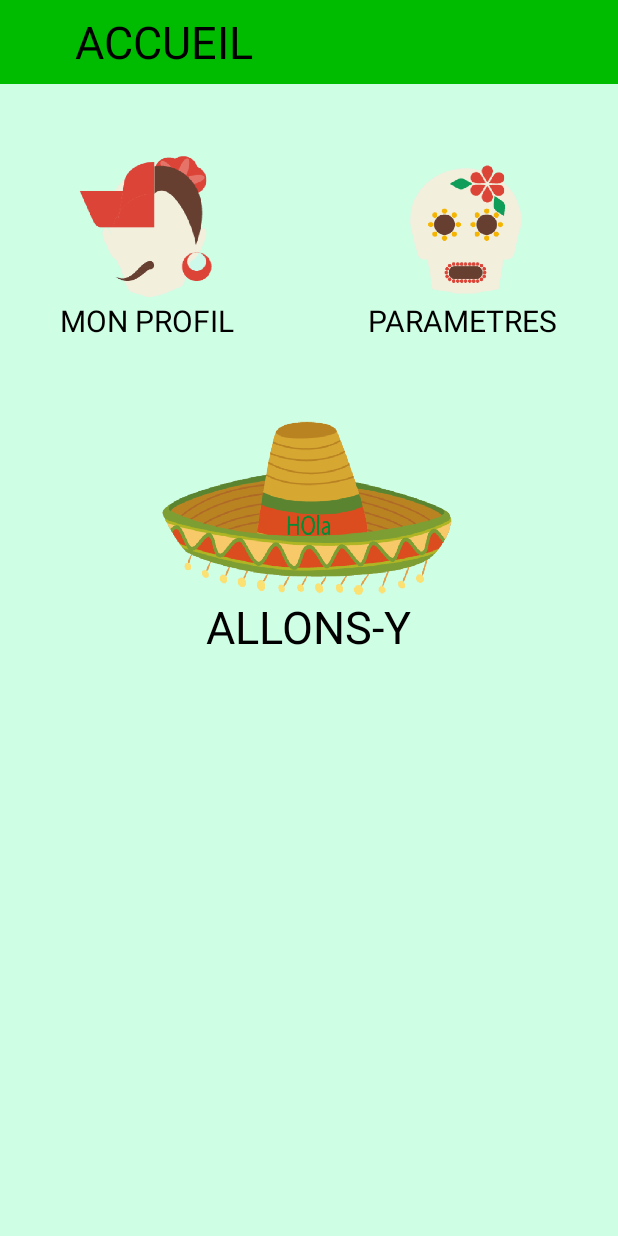
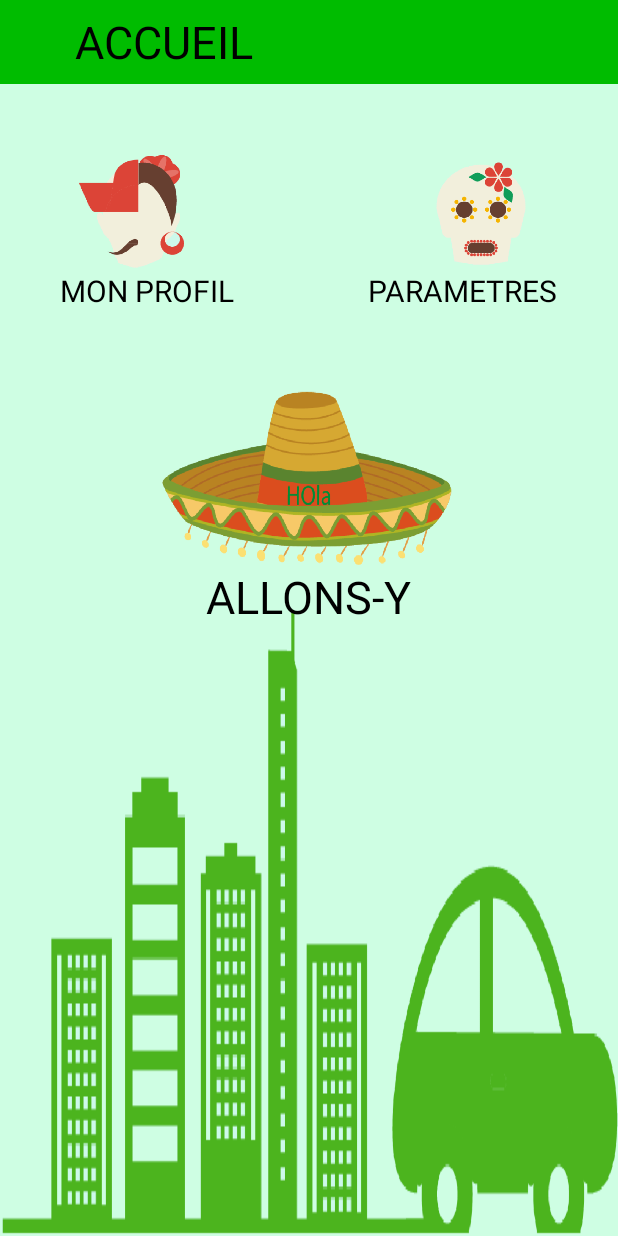
Before and after one commit to AnneMaelle/LocationUpdates, an Android app: the screen it shows after launch (Accueil), on a phone screen of 412 x 824 dp. Run offline under Robolectric (Android 15) with nearby library versions, the phone set to English and light mode, and no system bars.

Commit message:
Maj accueil

```diff
--- a/app/src/main/res/layout/activity_accueil.xml
+++ b/app/src/main/res/layout/activity_accueil.xml
@@ -26,14 +26,15 @@
     <ImageView
         android:id="@+id/backgroundDeco"
         android:layout_width="match_parent"
-        android:layout_height="100dp"
+        android:layout_height="wrap_content"
         android:layout_alignParentBottom="true"
-        android:layout_alignParentLeft="true" />
+        android:layout_alignParentLeft="true"
+        android:background="@drawable/background"/>
 
     <ImageButton
         android:id="@+id/profileButton"
-        android:layout_width="100dp"
-        android:layout_height="100dp"
+        android:layout_width="80dp"
+        android:layout_height="80dp"
         android:layout_marginLeft="50dp"
         android:layout_marginTop="100dp"
         android:clickable="true"
@@ -53,8 +54,8 @@
 
     <ImageButton
         android:id="@+id/parametersButton"
-        android:layout_width="100dp"
-        android:layout_height="100dp"
+        android:layout_width="80dp"
+        android:layout_height="80dp"
         android:layout_alignTop="@+id/profileButton"
         android:clickable="true"
         android:onClick="goParameters"
```
